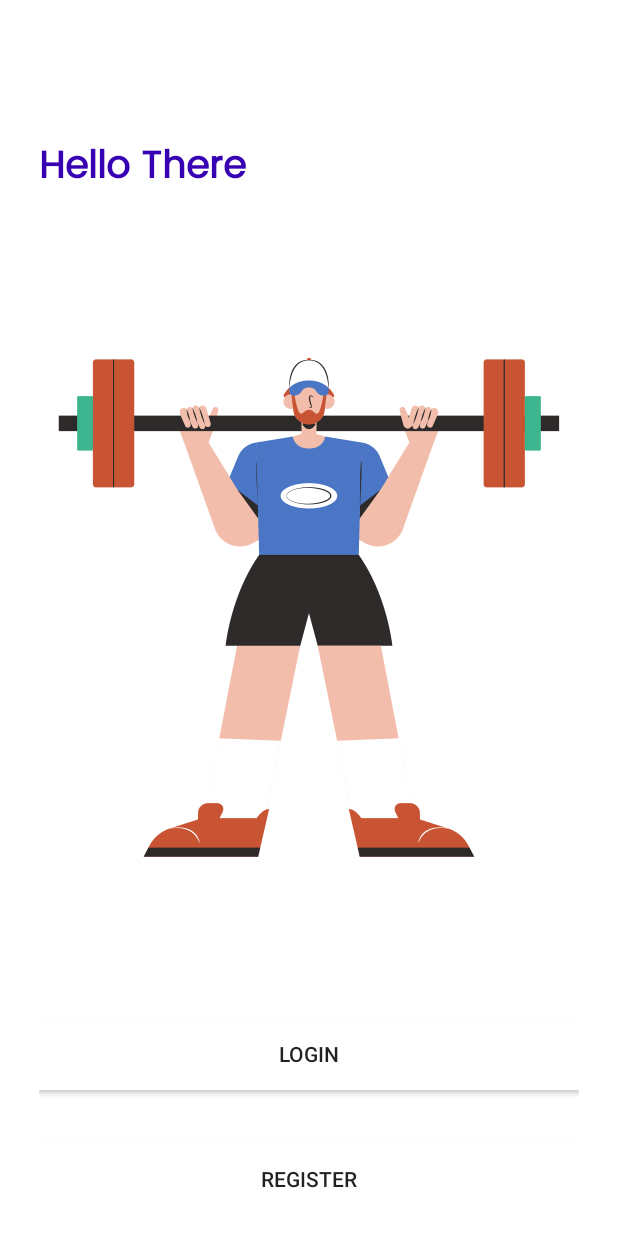
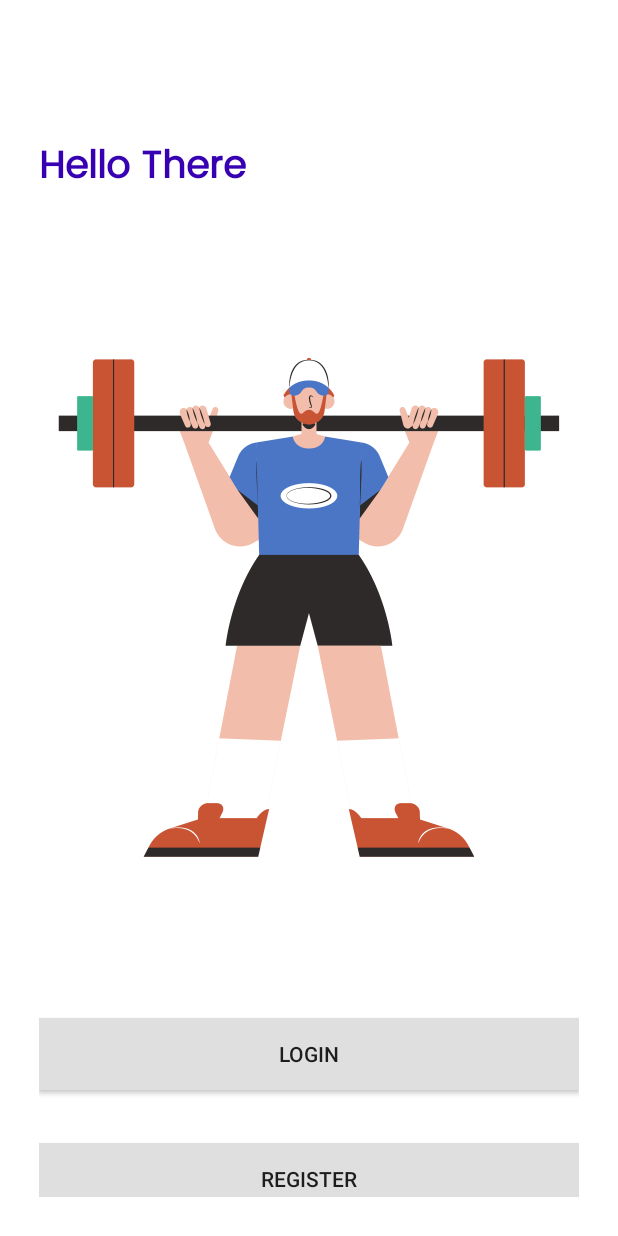
Before and after one commit to dianavisan19/FitTrack-AndroidCourse, an Android app built with Jetpack Compose: the screen it shows after launch (LockScreenActivity), on a phone screen of 412 x 824 dp. Run offline under Robolectric (Android 15) with nearby library versions, the phone set to English and light mode, and no system bars; our stand-ins replace Room's generated code, sdp/ssp sizes.

Commit message:
Modify login button color

```diff
--- a/app/src/main/res/drawable/button_background.xml
+++ b/app/src/main/res/drawable/button_background.xml
@@ -2,5 +2,5 @@
 <selector xmlns:android="http://schemas.android.com/apk/res/android">
     <item android:drawable="@color/purple_200" android:state_pressed="true" />
     <item android:drawable="@color/purple_200" android:state_focused="true" />
-    <item android:drawable="@color/white" />
+    <item android:drawable="@color/gray" />
 </selector>
--- a/app/src/main/res/values/colors.xml
+++ b/app/src/main/res/values/colors.xml
@@ -7,4 +7,5 @@
     <color name="teal_700">#FF018786</color>
     <color name="black">#FF000000</color>
     <color name="white">#FFFFFFFF</color>
+    <color name="gray">#DFDFDF</color>
 </resources>
```
